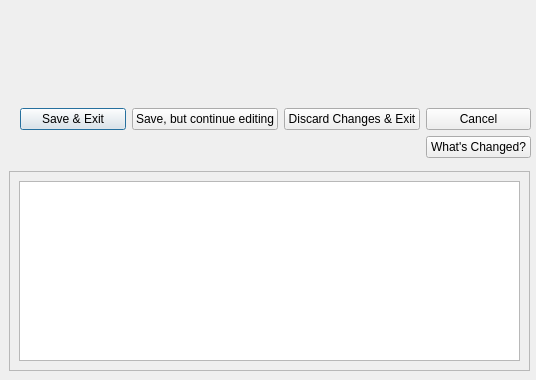
First picture: the form in src/openmolar/qt-designer/saveDiscardCancel.ui, repository rowinggolfer/openmolar1, before the edit.
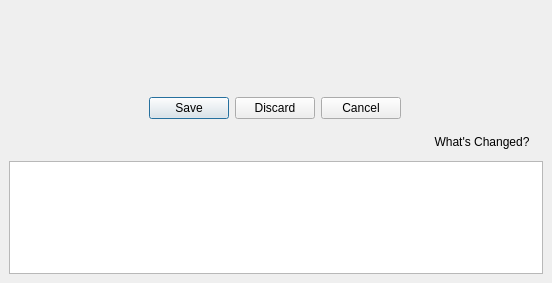
Second picture: the form after the edit. Icons and pictures are not drawn.

Commit message: prettier saveDiscardCancel, and one less hurdle to perform an exam/hyg

```diff
--- a/src/openmolar/qt-designer/saveDiscardCancel.ui
+++ b/src/openmolar/qt-designer/saveDiscardCancel.ui
@@ -6,116 +6,107 @@
    <rect>
     <x>0</x>
     <y>0</y>
-    <width>536</width>
-    <height>380</height>
+    <width>552</width>
+    <height>283</height>
    </rect>
   </property>
+  <property name="sizePolicy">
+   <sizepolicy hsizetype="Preferred" vsizetype="Preferred">
+    <horstretch>0</horstretch>
+    <verstretch>0</verstretch>
+   </sizepolicy>
+  </property>
   <property name="minimumSize">
    <size>
-    <width>536</width>
+    <width>0</width>
     <height>0</height>
    </size>
   </property>
   <property name="windowTitle">
    <string>Confirmation Required</string>
   </property>
-  <widget class="QScrollArea" name="scrollArea">
+  <widget class="QListWidget" name="listWidget">
    <property name="geometry">
     <rect>
      <x>9</x>
-     <y>171</y>
-     <width>521</width>
-     <height>200</height>
+     <y>161</y>
+     <width>534</width>
+     <height>113</height>
     </rect>
    </property>
-   <property name="widgetResizable">
+  </widget>
+  <widget class="QDialogButtonBox" name="buttonBox">
+   <property name="geometry">
+    <rect>
+     <x>9</x>
+     <y>95</y>
+     <width>531</width>
+     <height>27</height>
+    </rect>
+   </property>
+   <property name="standardButtons">
+    <set>QDialogButtonBox::Cancel|QDialogButtonBox::Discard|QDialogButtonBox::Save</set>
+   </property>
+   <property name="centerButtons">
     <bool>true</bool>
    </property>
-   <widget class="QWidget" name="scrollAreaWidgetContents">
-    <property name="geometry">
-     <rect>
-      <x>0</x>
-      <y>0</y>
-      <width>519</width>
-      <height>198</height>
-     </rect>
-    </property>
-    <layout class="QVBoxLayout" name="verticalLayout">
-     <item>
-      <widget class="QListWidget" name="listWidget"/>
-     </item>
-    </layout>
-   </widget>
   </widget>
-  <widget class="QWidget" name="">
+  <widget class="QPushButton" name="pushButton">
    <property name="geometry">
     <rect>
-     <x>20</x>
-     <y>10</y>
-     <width>511</width>
-     <height>148</height>
+     <x>421</x>
+     <y>128</y>
+     <width>122</width>
+     <height>27</height>
     </rect>
    </property>
-   <layout class="QGridLayout" name="gridLayout">
-    <item row="0" column="0" colspan="4">
-     <widget class="QLabel" name="label">
-      <property name="minimumSize">
-       <size>
-        <width>0</width>
-        <height>80</height>
-       </size>
-      </property>
-      <property name="text">
-       <string/>
-      </property>
-      <property name="alignment">
-       <set>Qt::AlignCenter</set>
-      </property>
-      <property name="wordWrap">
-       <bool>true</bool>
-      </property>
-     </widget>
-    </item>
-    <item row="1" column="0">
-     <widget class="QPushButton" name="saveExit_pushButton">
-      <property name="text">
-       <string>Save &amp;&amp; Exit</string>
-      </property>
-     </widget>
-    </item>
-    <item row="1" column="1">
-     <widget class="QPushButton" name="save_pushButton">
-      <property name="text">
-       <string>Save, but continue editing</string>
-      </property>
-     </widget>
-    </item>
-    <item row="1" column="2">
-     <widget class="QPushButton" name="discard_pushButton">
-      <property name="text">
-       <string>Discard Changes &amp;&amp; Exit</string>
-      </property>
-     </widget>
-    </item>
-    <item row="1" column="3">
-     <widget class="QPushButton" name="continue_pushButton">
-      <property name="text">
-       <string>Cancel</string>
-      </property>
-     </widget>
-    </item>
-    <item row="2" column="3">
-     <widget class="QPushButton" name="pushButton">
-      <property name="text">
-       <string>What's Changed?</string>
-      </property>
-      <property name="icon">
-       <iconset resource="../resources/resources.qrc">
-        <normaloff>:/down.png</normaloff>:/down.png</iconset>
-      </property>
-     </widget>
-    </item>
-   </layout>
+   <property name="sizePolicy">
+    <sizepolicy hsizetype="Preferred" vsizetype="Fixed">
+     <horstretch>0</horstretch>
+     <verstretch>0</verstretch>
+    </sizepolicy>
+   </property>
+   <property name="text">
+    <string>What's Changed?</string>
+   </property>
+   <property name="icon">
+    <iconset resource="../resources/resources.qrc">
+     <normaloff>:/down.png</normaloff>:/down.png</iconset>
+   </property>
+   <property name="flat">
+    <bool>true</bool>
+   </property>
+  </widget>
+  <widget class="QLabel" name="label">
+   <property name="geometry">
+    <rect>
+     <x>9</x>
+     <y>9</y>
+     <width>531</width>
+     <height>80</height>
+    </rect>
+   </property>
+   <property name="minimumSize">
+    <size>
+     <width>0</width>
+     <height>80</height>
+    </size>
+   </property>
+   <property name="maximumSize">
+    <size>
+     <width>16777215</width>
+     <height>80</height>
+    </size>
+   </property>
+   <property name="text">
+    <string/>
+   </property>
+   <property name="alignment">
+    <set>Qt::AlignCenter</set>
+   </property>
+   <property name="wordWrap">
+    <bool>true</bool>
+   </property>
   </widget>
  </widget>
  <tabstops>
```
Left out of the diff: 7 changed lines with no effect on the pictures. The commit also changes 11 other files.
